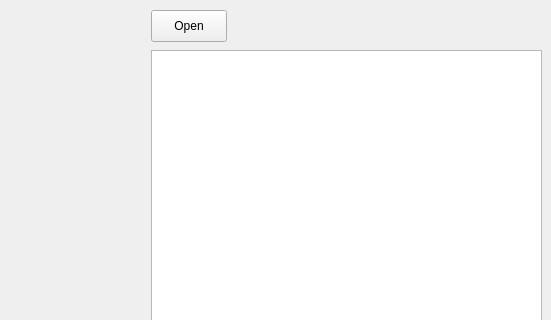
First picture: the form in Visualizer/visualizer.ui, repository xeno14/GPIOVisualizer, before the edit; both pictures show x 249 to 800 and y 0 to 320 of the 800 by 600 pixel window.
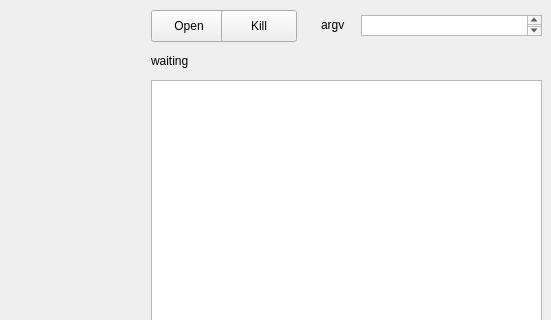
Second picture: the form after the edit.

Commit message: added kill button

```diff
--- a/Visualizer/visualizer.ui
+++ b/Visualizer/visualizer.ui
@@ -42,25 +42,74 @@
     <property name="geometry">
      <rect>
       <x>400</x>
-      <y>50</y>
+      <y>80</y>
       <width>391</width>
-      <height>501</height>
+      <height>471</height>
      </rect>
     </property>
    </widget>
    <widget class="QLabel" name="label">
     <property name="geometry">
      <rect>
-      <x>480</x>
-      <y>10</y>
-      <width>301</width>
-      <height>31</height>
+      <x>470</x>
+      <y>50</y>
+      <width>321</width>
+      <height>21</height>
      </rect>
     </property>
     <property name="text">
      <string/>
     </property>
    </widget>
+   <widget class="QPlainTextEdit" name="argsTextEdit">
+    <property name="geometry">
+     <rect>
+      <x>610</x>
+      <y>15</y>
+      <width>181</width>
+      <height>21</height>
+     </rect>
+    </property>
+   </widget>
+   <widget class="QLabel" name="label_2">
+    <property name="geometry">
+     <rect>
+      <x>570</x>
+      <y>15</y>
+      <width>31</width>
+      <height>20</height>
+     </rect>
+    </property>
+    <property name="text">
+     <string>argv</string>
+    </property>
+   </widget>
+   <widget class="QLabel" name="stateLabel">
+    <property name="geometry">
+     <rect>
+      <x>400</x>
+      <y>50</y>
+      <width>61</width>
+      <height>21</height>
+     </rect>
+    </property>
+    <property name="text">
+     <string>waiting</string>
+    </property>
+   </widget>
+   <widget class="QPushButton" name="killButton">
+    <property name="geometry">
+     <rect>
+      <x>470</x>
+      <y>10</y>
+      <width>76</width>
+      <height>32</height>
+     </rect>
+    </property>
+    <property name="text">
+     <string>Kill</string>
+    </property>
+   </widget>
   </widget>
   <widget class="QMenuBar" name="menubar">
    <property name="geometry">
```
The commit also changes 3 other files.
